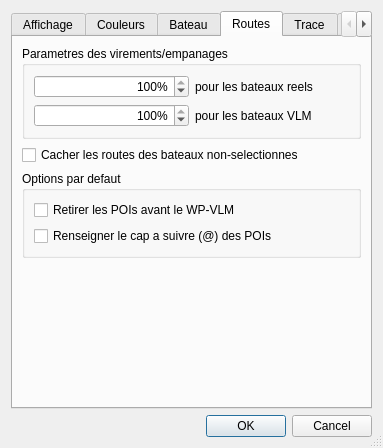
Above: src/Ui/paramVLM.ui from nohal/qtVlm before the change. Below: the same form after it.
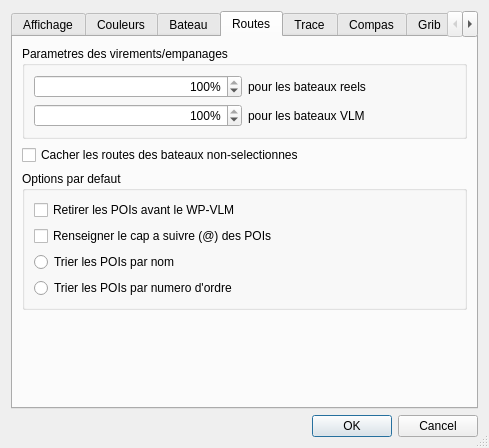
That is the form after the change. The open tabs and pages were chosen to show the change. Icons and pictures are not drawn.

Commit message: Add an option (general level and route level) to treat POIs in alphabetical order or in sequence order (routes). Some improvements in klm management and copy/paste.

Diff of the .ui file:
```diff
--- a/src/Ui/paramVLM.ui
+++ b/src/Ui/paramVLM.ui
@@ -6,7 +6,7 @@
    <rect>
     <x>0</x>
     <y>0</y>
-    <width>383</width>
+    <width>489</width>
     <height>448</height>
    </rect>
   </property>
@@ -697,6 +697,20 @@
             </property>
            </widget>
           </item>
+          <item>
+           <widget class="QRadioButton" name="routeSortByName">
+            <property name="text">
+             <string>Trier les POIs par nom</string>
+            </property>
+           </widget>
+          </item>
+          <item>
+           <widget class="QRadioButton" name="routeSortBySequence">
+            <property name="text">
+             <string>Trier les POIs par numero d'ordre</string>
+            </property>
+           </widget>
+          </item>
          </layout>
         </widget>
        </item>
```
Left out of the diff: 23 changed lines with no effect on the pictures. The commit also changes 19 other files.
